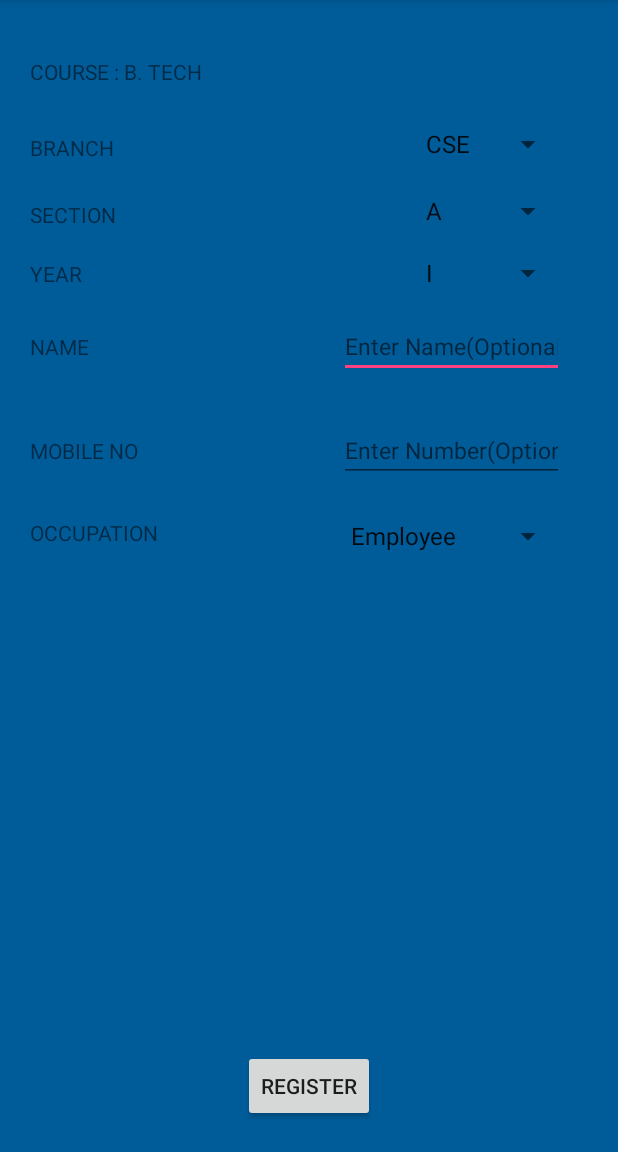
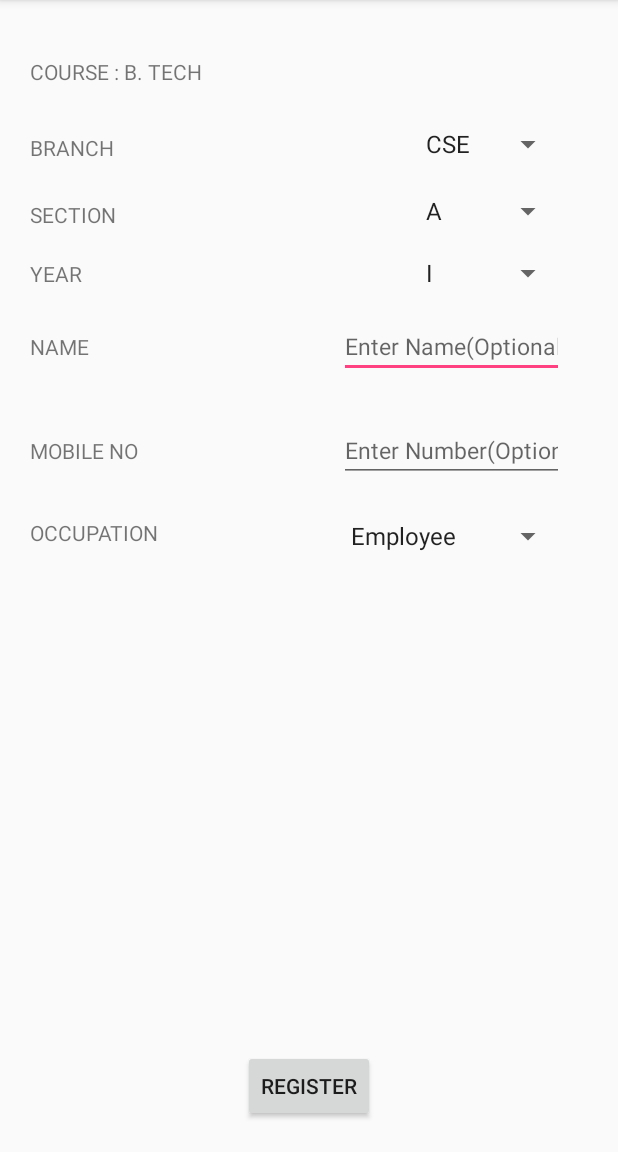
Before and after one commit to Sceint/Feedback, an Android app: the RegisterPage screen opened directly, with no data from a screen before it, on a phone screen of 412 x 824 dp, the part 84-1236 px from its top. Run offline under Robolectric (Android 15) with nearby library versions, the phone set to English and light mode, and no system bars.

Commit message:
Online + Offline

```diff
--- a/app/src/main/res/layout/activity_register_page.xml
+++ b/app/src/main/res/layout/activity_register_page.xml
@@ -10,8 +10,6 @@
         android:layout_width="match_parent"
         android:layout_height="wrap_content"
         android:paddingLeft="20dp"
-        android:background="@color/colorPrimary"
-        android:backgroundTint="#005c99"
         tools:context="com.example.admin.feedback.MainActivity">
 
 
--- a/app/src/main/res/layout/activity_remark.xml
+++ b/app/src/main/res/layout/activity_remark.xml
@@ -34,7 +34,7 @@
         android:id="@+id/finish"
         android:layout_width="wrap_content"
         android:layout_height="wrap_content"
-        android:layout_marginBottom="25dp"
+        android:layout_marginBottom="28dp"
         android:onClick="gotoFinishPage"
         android:text="FINISH"
         android:layout_alignParentBottom="true"
```
Also changed, not shown: app/src/main/java/com/example/admin/feedback/ConnectDatabase.java (deleted, +0 -229 lines), app/src/main/java/com/example/admin/feedback/OfflineParentDB.java (deleted, +0 -75 lines), app/src/main/java/com/example/admin/feedback/OfflineRatingDataDB.java (deleted, +0 -73 lines).
